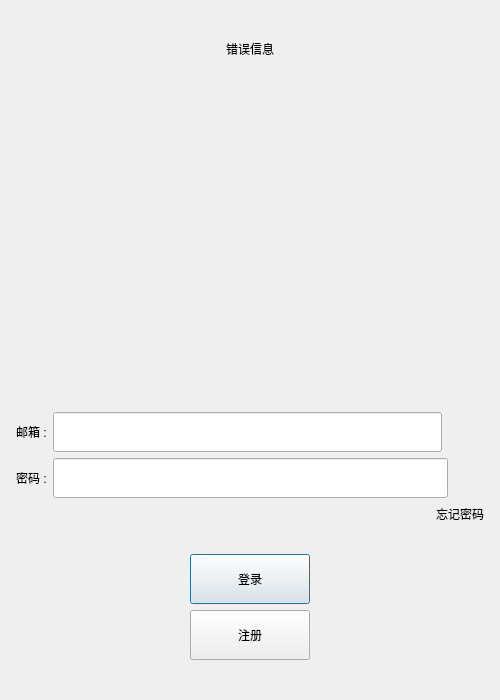
Before: the Qt Designer form client/xiguchat/logindialog.ui in yrc920/xiguchat, drawn with Qt 5.
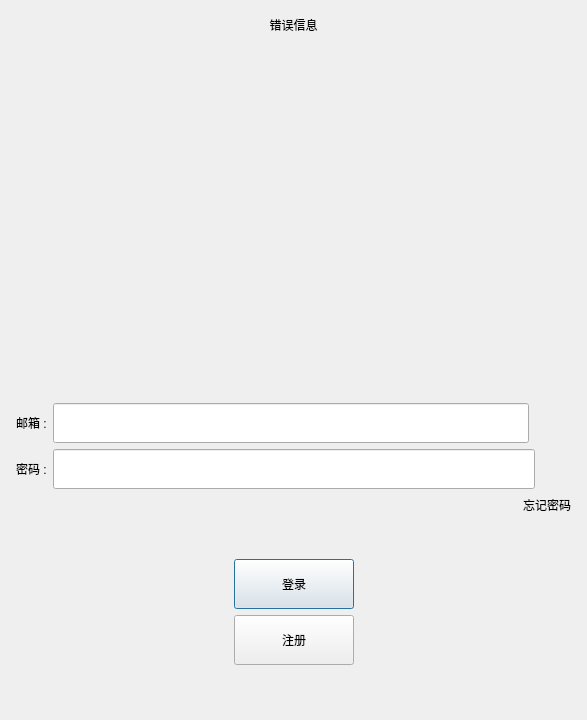
After: the same form once the commit is applied. Custom widgets are drawn as their Qt base class.

```diff
--- a/client/xiguchat/logindialog.ui
+++ b/client/xiguchat/logindialog.ui
@@ -6,8 +6,8 @@
    <rect>
     <x>0</x>
     <y>0</y>
-    <width>500</width>
-    <height>700</height>
+    <width>587</width>
+    <height>720</height>
    </rect>
   </property>
   <property name="minimumSize">
@@ -40,19 +40,6 @@
      <property name="bottomMargin">
       <number>5</number>
      </property>
-     <item>
-      <spacer name="verticalSpacer_4">
-       <property name="orientation">
-        <enum>Qt::Vertical</enum>
-       </property>
-       <property name="sizeHint" stdset="0">
-        <size>
-         <width>20</width>
-         <height>40</height>
-        </size>
-       </property>
-      </spacer>
-     </item>
      <item>
       <widget class="QLabel" name="err_tip">
        <property name="text">
@@ -70,13 +57,13 @@
          <widget class="QLabel" name="head_label">
           <property name="minimumSize">
            <size>
-            <width>300</width>
+            <width>400</width>
             <height>300</height>
            </size>
           </property>
           <property name="maximumSize">
            <size>
-            <width>300</width>
+            <width>400</width>
             <height>300</height>
            </size>
           </property>
```
